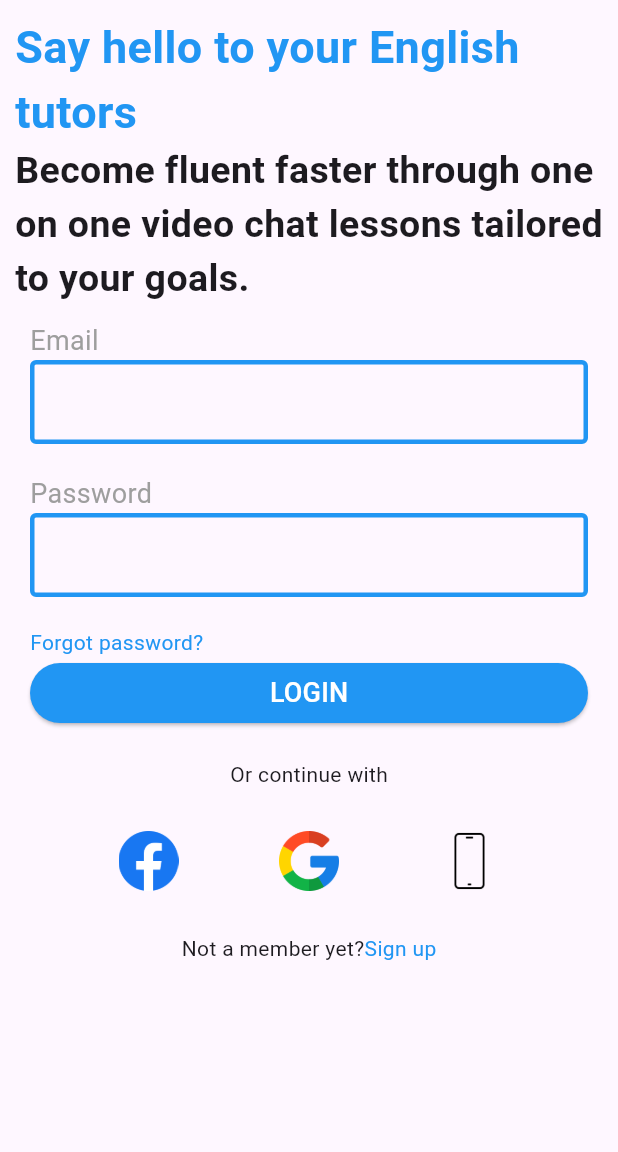
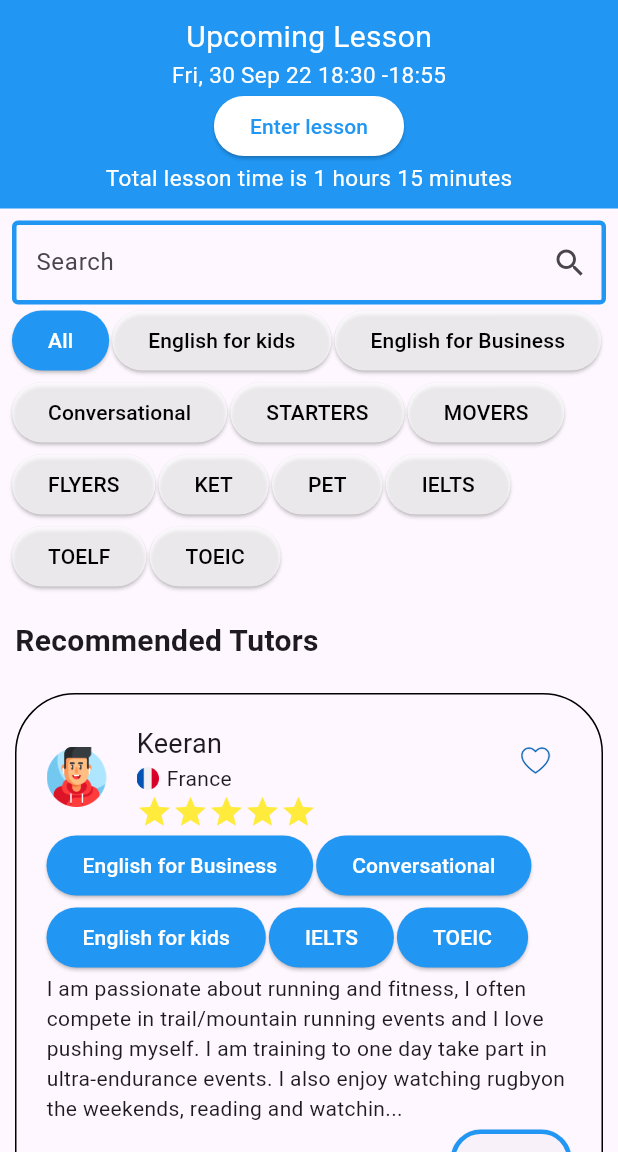
Before and after one commit to MarsonVo2002/1-on-1-Learning, a Flutter app: the screen it shows after launch, on a phone screen of 412 x 824 dp, the part 84-1236 px from its top. Run offline on Flutter 3.47's test engine with Material 2 defaults, Android fonts, the phone set to English and light mode, and no system bars.

Commit message:
Teacher list screen

```diff
--- /dev/null
+++ b/lib/TeacherList/HeaderSection/header_section.dart
@@ -0,0 +1,38 @@
+import 'package:flutter/material.dart';
+
+class HeaderSection extends StatelessWidget {
+  const HeaderSection({super.key});
+
+  @override
+  Widget build(BuildContext context) {
+    // TODO: implement build
+    return Container(
+      color: Colors.blue,
+      padding: const EdgeInsets.all(10),
+      child: Column(
+        crossAxisAlignment: CrossAxisAlignment.center,
+        children: [
+          const Text(
+            'Upcoming Lesson',
+            style: TextStyle(fontSize: 20, color: Colors.white),
+          ),
+          const Text(
+            'Fri, 30 Sep 22 18:30 -18:55',
+            style: TextStyle(fontSize: 15, color: Colors.white),
+          ),
+          ElevatedButton(
+              style: ElevatedButton.styleFrom(primary: Colors.white),
+              onPressed: () {},
+              child: const Text(
+                'Enter lesson',
+                style: TextStyle(color: Colors.blue),
+              )),
+          const Text(
+            'Total lesson time is 1 hours 15 minutes',
+            style: TextStyle(fontSize: 15, color: Colors.white),
+          ),
+        ],
+      ),
+    );
+  }
+}
--- /dev/null
+++ b/lib/TeacherList/SearchSection/search_section.dart
@@ -0,0 +1,113 @@
+import 'package:flutter/material.dart';
+
+class SearchSection extends StatelessWidget {
+  const SearchSection({super.key});
+
+  @override
+  Widget build(BuildContext context) {
+    // TODO: implement build
+    return Container(
+        padding: const EdgeInsets.all(8),
+        child: Column(
+          crossAxisAlignment: CrossAxisAlignment.start,
+          children: [
+            const TextField(
+                decoration: InputDecoration(
+                    hintText: 'Search',
+                    enabledBorder: OutlineInputBorder(
+                        borderSide: BorderSide(width: 3, color: Colors.blue)),
+                    suffixIcon: Icon(Icons.search))),
+            Wrap(
+              direction: Axis.horizontal,
+              spacing: 2,
+              children: [
+                ElevatedButton(
+                    style: ElevatedButton.styleFrom(primary: Colors.blue),
+                    onPressed: () {},
+                    child: const Text(
+                      'All',
+                      style: TextStyle(color: Colors.white),
+                    )),
+                ElevatedButton(
+                    style: ElevatedButton.styleFrom(primary: Colors.white70),
+                    onPressed: () {},
+                    child: const Text(
+                      'English for kids',
+                      style: TextStyle(color: Colors.black),
+                    )),
+                ElevatedButton(
+                    style: ElevatedButton.styleFrom(primary: Colors.white70),
+                    onPressed: () {},
+                    child: const Text(
+                      'English for Business',
+                      style: TextStyle(color: Colors.black),
+                    )),
+                ElevatedButton(
+                    style: ElevatedButton.styleFrom(primary: Colors.white70),
+                    onPressed: () {},
+                    child: const Text(
+                      'Conversational',
+                      style: TextStyle(color: Colors.black),
+                    )),
+                ElevatedButton(
+                    style: ElevatedButton.styleFrom(primary: Colors.white70),
+                    onPressed: () {},
+                    child: const Text(
+                      'STARTERS',
+                      style: TextStyle(color: Colors.black),
+                    )),
+                ElevatedButton(
+                    style: ElevatedButton.styleFrom(primary: Colors.white70),
+                    onPressed: () {},
+                    child: const Text(
+                      'MOVERS',
+                      style: TextStyle(color: Colors.black),
+                    )),
+                ElevatedButton(
+                    style: ElevatedButton.styleFrom(primary: Colors.white70),
+                    onPressed: () {},
+                    child: const Text(
+                      'FLYERS',
+                      style: TextStyle(color: Colors.black),
+                    )),
+                ElevatedButton(
+                    style: ElevatedButton.styleFrom(primary: Colors.white70),
+                    onPressed: () {},
+                    child: const Text(
+                      'KET',
+                      style: TextStyle(color: Colors.black),
+                    )),
+                ElevatedButton(
+                    style: ElevatedButton.styleFrom(primary: Colors.white70),
+                    onPressed: () {},
+                    child: const Text(
+                      'PET',
+                      style: TextStyle(color: Colors.black),
+                    )),
+                ElevatedButton(
+                    style: ElevatedButton.styleFrom(primary: Colors.white70),
+                    onPressed: () {},
+                    child: const Text(
+                      'IELTS',
+                      style: TextStyle(color: Colors.black),
+                    )),
+                ElevatedButton(
+                    style: ElevatedButton.styleFrom(primary: Colors.white70),
+                    onPressed: () {},
+                    child: const Text(
+                      'TOELF',
+                      style: TextStyle(color: Colors.black),
+                    )),
+                ElevatedButton(
+                    style: ElevatedButton.styleFrom(primary: Colors.white70),
+                    onPressed: () {},
+                    child: const Text(
+                      'TOEIC',
+                      style: TextStyle(color: Colors.black),
+                    )),
+              ],
+            )
+          ],
+        ));
+  }
+}
--- /dev/null
+++ b/lib/TeacherList/TeacherItem/AvatarSection/avatar_section.dart
@@ -0,0 +1,85 @@
+import 'package:flutter/material.dart';
+
+class AvatarSection extends StatelessWidget {
+  final String name;
+  final String avatarpath;
+  final String nationality;
+  final String flagpath;
+  const AvatarSection(
+      {super.key,
+      required this.name,
+      required this.avatarpath,
+      required this.nationality,
+      required this.flagpath});
+  @override
+  Widget build(BuildContext context) {
+    // TODO: implement build
+    return Row(
+      crossAxisAlignment: CrossAxisAlignment.start,
+      mainAxisAlignment: MainAxisAlignment.spaceBetween,
+      children: [
+        Row(
+          children: [
+            Image(
+              image: AssetImage(avatarpath),
+              width: 40,
+              height: 40,
+            ),
+            const SizedBox(width: 20,),
+            Column(
+              crossAxisAlignment: CrossAxisAlignment.start,
+              children: [
+                Text(
+                  name,
+                  style: const TextStyle(fontSize: 18),
+                ),
+                Row(
+                  children: [
+                    Image(
+                      image: AssetImage(flagpath),
+                      width: 15,
+                      height: 15,
+                    ),
+                    const SizedBox(width: 5,),
+                    const Text('France')
+                  ],
+                ),
+                const Row(
+                  children: [
+                    Icon(
+                      Icons.star,
+                      color: Colors.yellow,
+                    ),
+                    Icon(
+                      Icons.star,
+                      color: Colors.yellow,
+                    ),
+                    Icon(
+                      Icons.star,
+                      color: Colors.yellow,
+                    ),
+                    Icon(
+                      Icons.star,
+                      color: Colors.yellow,
+                    ),
+                    Icon(
+                      Icons.star,
+                      color: Colors.yellow,
+                    ),
+                  ],
+                ),
+              ],
+            ),
+          ],
+        ),
+        IconButton(
+            onPressed: () {},
+            icon: const Image(
+              image: AssetImage('asset/icons/love.png'),
+              width: 20,
+              height: 20,
+            ))
+      ],
+    );
+  }
+}
--- /dev/null
+++ b/lib/TeacherList/TeacherItem/teacher_item.dart
@@ -0,0 +1,88 @@
+import 'package:flutter/material.dart';
+import 'package:lettutor/TeacherList/TeacherItem/AvatarSection/avatar_section.dart';
+
+class TeacherItem extends StatelessWidget {
+  const TeacherItem({super.key});
+
+  @override
+  Widget build(BuildContext context) {
+    // TODO: implement build
+    return Container(
+        padding: const EdgeInsets.all(20),
+        decoration: BoxDecoration(
+            borderRadius: BorderRadius.circular(40),
+            border: Border.all(
+              color: Colors.black,
+            )),
+        child: Column(
+          crossAxisAlignment: CrossAxisAlignment.start,
+          children: [
+           const  AvatarSection(
+                name: 'Keeran',
+                avatarpath: 'asset/images/avatar.png',
+                nationality: 'France',
+                flagpath: 'asset/images/france.png'),
+            Wrap(
+              direction: Axis.horizontal,
+              spacing: 2,
+              children: [
+                ElevatedButton(
+                    style: ElevatedButton.styleFrom(primary: Colors.blue),
+                    onPressed: () {},
+                    child: const Text(
+                      'English for Business',
+                      style: TextStyle(color: Colors.white),
+                    )),
+                ElevatedButton(
+                    style: ElevatedButton.styleFrom(primary: Colors.blue),
+                    onPressed: () {},
+                    child: const Text(
+                      'Conversational',
+                      style: TextStyle(color: Colors.white),
+                    )),
+                ElevatedButton(
+                    style: ElevatedButton.styleFrom(primary: Colors.blue),
+                    onPressed: () {},
+                    child: const Text(
+                      'English for kids',
+                      style: TextStyle(color: Colors.white),
+                    )),
+                ElevatedButton(
+                    style: ElevatedButton.styleFrom(primary: Colors.blue),
+                    onPressed: () {},
+                    child: const Text(
+                      'IELTS',
+                      style: TextStyle(color: Colors.white),
+                    )),
+                ElevatedButton(
+                    style: ElevatedButton.styleFrom(primary: Colors.blue),
+                    onPressed: () {},
+                    child: const Text(
+                      'TOEIC',
+                      style: TextStyle(color: Colors.white),
+                    )),
+              ],
+            ),
+            const Text(
+                'I am passionate about running and fitness, I often compete in '
+                'trail/mountain running events and I love pushing myself. I am '
+                'training to one day take part in ultra-endurance events. I also '
+                'enjoy watching rugbyon the weekends, reading and watchin... '),
+            Row(
+              mainAxisSize: MainAxisSize.max,
+              mainAxisAlignment: MainAxisAlignment.end,
+              children: [
+                ElevatedButton(
+                    style: ElevatedButton.styleFrom(
+                        side: const BorderSide(width: 3, color: Colors.blue)),
+                    onPressed: () {},
+                    child: const Text(
+                      'Book',
+                      style: TextStyle(color: Colors.blue),
+                    ))
+              ],
+            )
+          ],
+        ));
+  }
+}
--- /dev/null
+++ b/lib/TeacherList/teacherlist.dart
@@ -0,0 +1,30 @@
+import 'package:flutter/material.dart';
+import 'package:lettutor/TeacherList/HeaderSection/header_section.dart';
+import 'package:lettutor/TeacherList/SearchSection/search_section.dart';
+import 'package:lettutor/TeacherList/TeacherItem/teacher_item.dart';
+
+class TeacherList extends StatelessWidget {
+  const TeacherList({super.key});
+
+  @override
+  Widget build(BuildContext context) {
+    // TODO: implement build
+    return ListView(
+      children: [
+        const HeaderSection(),
+        const SearchSection(),
+        Container(
+          padding: const EdgeInsets.all(10),
+          child: const Text(
+            'Recommended Tutors',
+            style: TextStyle(fontSize: 20, fontWeight: FontWeight.bold),
+          ),
+        ),
+        const Padding(
+          padding: EdgeInsets.all(10),
+          child: TeacherItem(),
+        )
+      ],
+    );
+  }
+}
--- a/lib/main.dart
+++ b/lib/main.dart
@@ -1,5 +1,6 @@
 import 'package:flutter/material.dart';
 import 'package:lettutor/Login/login.dart';
+import 'package:lettutor/TeacherList/teacherlist.dart';
 
 void main() {
   runApp(const MyApp());
@@ -37,7 +38,7 @@ class MyApp extends StatelessWidget {
           title: const Text('Flutter layout demo'),
         ),
         body: const Center(
-          child: Login(),
+          child: TeacherList(),
         ),
       ),
     );
--- a/pubspec.yaml
+++ b/pubspec.yaml
@@ -63,6 +63,9 @@ flutter:
       - asset/icons/facebook.png
       - asset/icons/google.png
       - asset/icons/mobilephone.png
+      - asset/images/avatar.png
+      - asset/images/france.png
+      - asset/icons/love.png
 
   # An image asset can refer to one or more resolution-specific "variants", see
   # https://flutter.dev/assets-and-images/#resolution-aware
```
Also changed, not shown: asset/icons/love.png (added), asset/images/avatar.png (added), asset/images/france.png (added).
